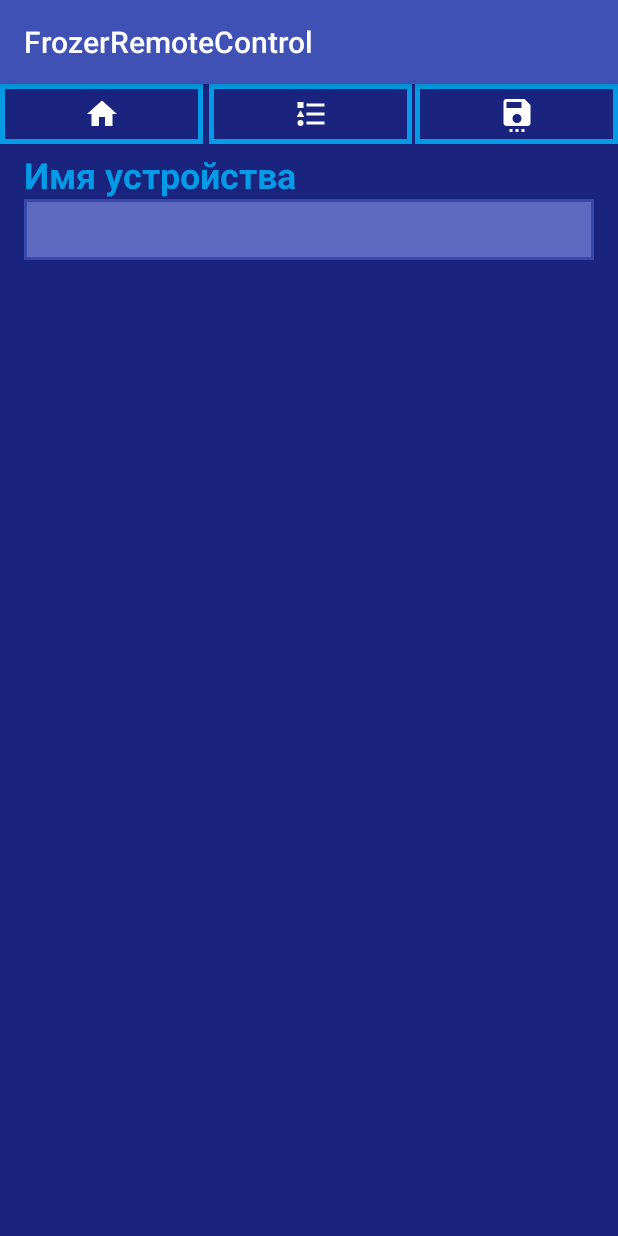
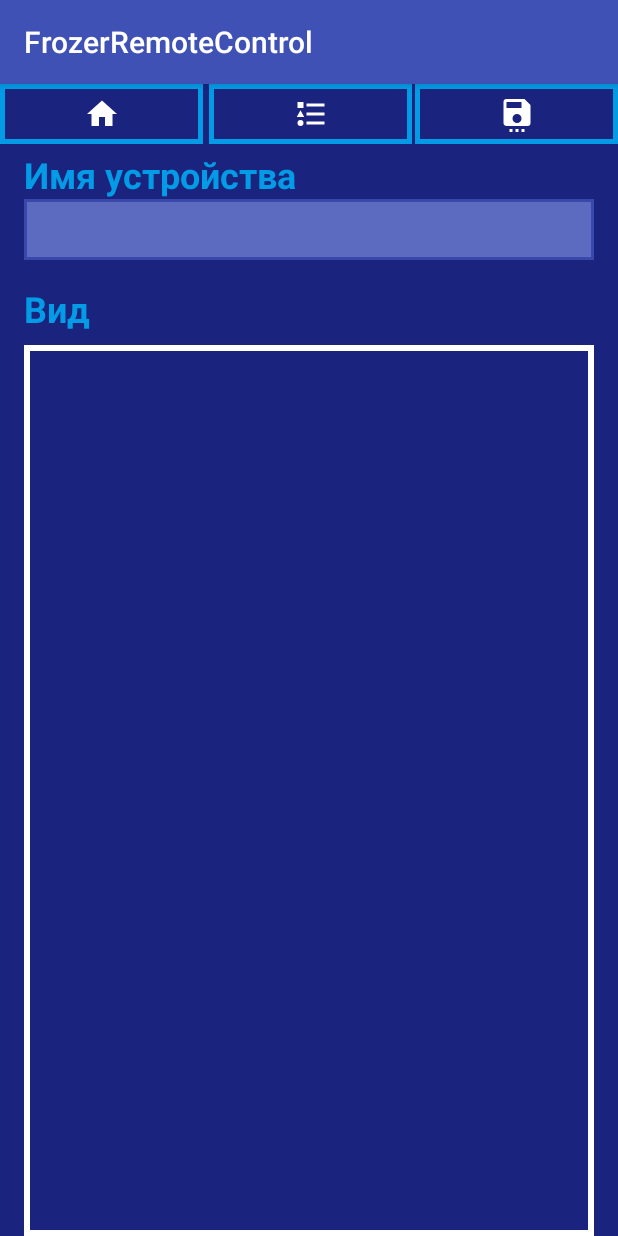
Before and after one commit to CavInc/FrozerRemoteControl, an Android app: the fragment SaveFragment placed in its activity, on a phone screen of 412 x 824 dp. Run offline under Robolectric (Android 15) with nearby library versions, the phone set to English and light mode, and no system bars; libraries missing offline, so code that uses them is left out: com.journeyapps.barcodescanner; 5 statements that could not run were skipped.

Commit message:
Работа над интерфейсом

```diff
--- a/app/src/main/java/tk/cavinc/frozerremotecontrol/ui/activity/MainActivity.java
+++ b/app/src/main/java/tk/cavinc/frozerremotecontrol/ui/activity/MainActivity.java
@@ -12,6 +12,7 @@ import android.support.v7.app.AppCompatActivity;
 import android.os.Bundle;
 import android.util.Log;
 import android.view.View;
+import android.widget.ImageButton;
 
 import org.json.JSONException;
 
@@ -30,6 +31,8 @@ public class MainActivity extends AppCompatActivity implements View.OnClickListe
     private static final int REQUEST_STORAGE = 545;
     private DataManager mDataManager;
 
+    private ImageButton mSaveIBT;
+
     @Override
     protected void onCreate(Bundle savedInstanceState) {
         super.onCreate(savedInstanceState);
@@ -37,7 +40,8 @@ public class MainActivity extends AppCompatActivity implements View.OnClickListe
         mDataManager = DataManager.getInstance();
 
         findViewById(R.id.list).setOnClickListener(this);
-        findViewById(R.id.save).setOnClickListener(this);
+        mSaveIBT =  findViewById(R.id.save);
+        mSaveIBT.setOnClickListener(this);
         findViewById(R.id.home).setOnClickListener(this);
 
         ArrayList<DeviceModel> rec = new ArrayList<>();
@@ -59,8 +63,10 @@ public class MainActivity extends AppCompatActivity implements View.OnClickListe
 
     @Override
     public void onClick(View view) {
+        mSaveIBT.setEnabled(true);
         switch (view.getId()) {
             case R.id.list:
+                mSaveIBT.setEnabled(false);
                 viewFragment(new DeviceListFragment(),"DEVICELIST");
                 break;
             case R.id.save:
--- /dev/null
+++ b/app/src/main/res/drawable/border_white_bg.xml
@@ -0,0 +1,13 @@
+<?xml version="1.0" encoding="utf-8"?>
+<selector xmlns:android="http://schemas.android.com/apk/res/android">
+    <item>
+        <shape android:shape="rectangle">
+            <stroke android:color="@android:color/white"
+                android:width="4dp"/>
+            <padding android:left="8dp"
+                android:right="8dp"
+                android:top="8dp"
+                android:bottom="8dp"/>
+        </shape>
+    </item>
+</selector>
--- a/app/src/main/res/layout/save_fragment.xml
+++ b/app/src/main/res/layout/save_fragment.xml
@@ -20,5 +20,24 @@
         android:background="@drawable/edit_background"
         android:layout_width="match_parent"
         android:layout_height="wrap_content" />
+    <TextView
+        android:text="Вид"
+        android:textStyle="bold"
+        android:textSize="24sp"
+        android:layout_marginTop="16dp"
+        android:textColor="@color/app_ligth_blue"
+        android:id="@+id/save_view_tx"
+        android:layout_below="@id/save_device_name_et"
+        android:layout_width="match_parent"
+        android:layout_height="wrap_content" />
+    <FrameLayout
+        android:id="@+id/frm"
+        android:layout_marginTop="8dp"
+        android:layout_below="@id/save_view_tx"
+        android:background="@drawable/border_white_bg"
+        android:layout_width="match_parent"
+        android:layout_height="match_parent">
+
+    </FrameLayout>
 
 </RelativeLayout>
```
